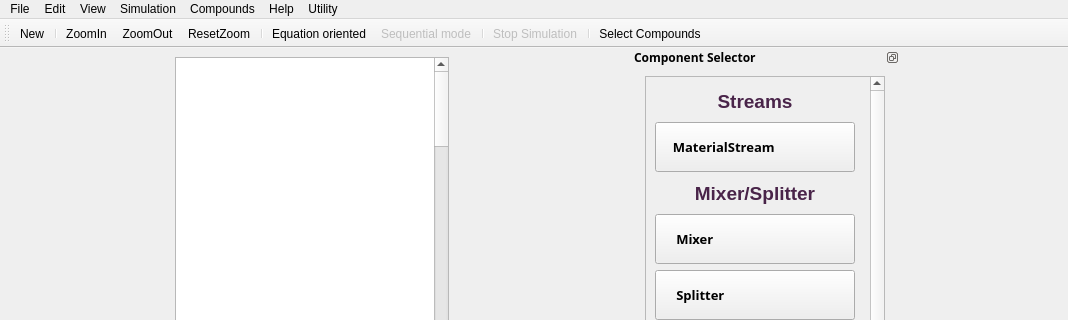
The window that main.ui (FOSSEE/Chemical-Simulator-GUI) describes before a commit, drawn with Qt 5; both pictures show x 0 to 1068 and y 0 to 320 of the 1068 by 803 pixel window.
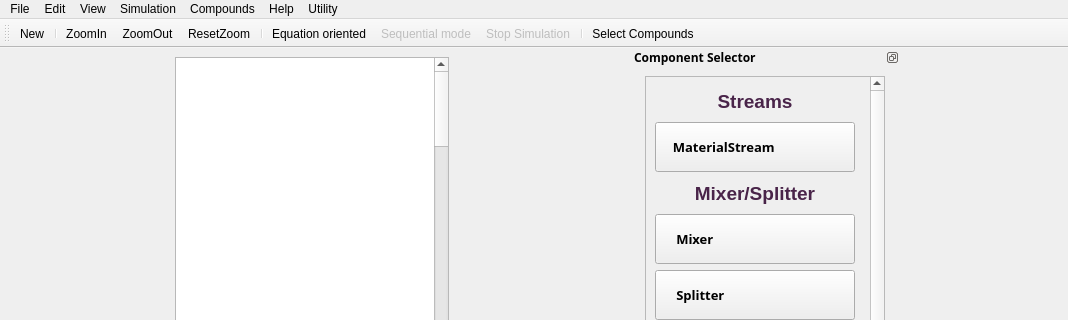
The same window after the commit. Icons and pictures are not drawn.

Commit message: Fix #58 Stop Simulation Button added(remove separator)

Diff of the .ui file:
```diff
--- a/main.ui
+++ b/main.ui
@@ -2024,7 +2024,6 @@
    <addaction name="separator"/>
    <addaction name="actionEquationOriented"/>
    <addaction name="actionSequentialMode"/>
-   <addaction name="separator"/>
    <addaction name="actionTerminate"/>
    <addaction name="separator"/>
    <addaction name="actionSelectCompounds"/>
```
